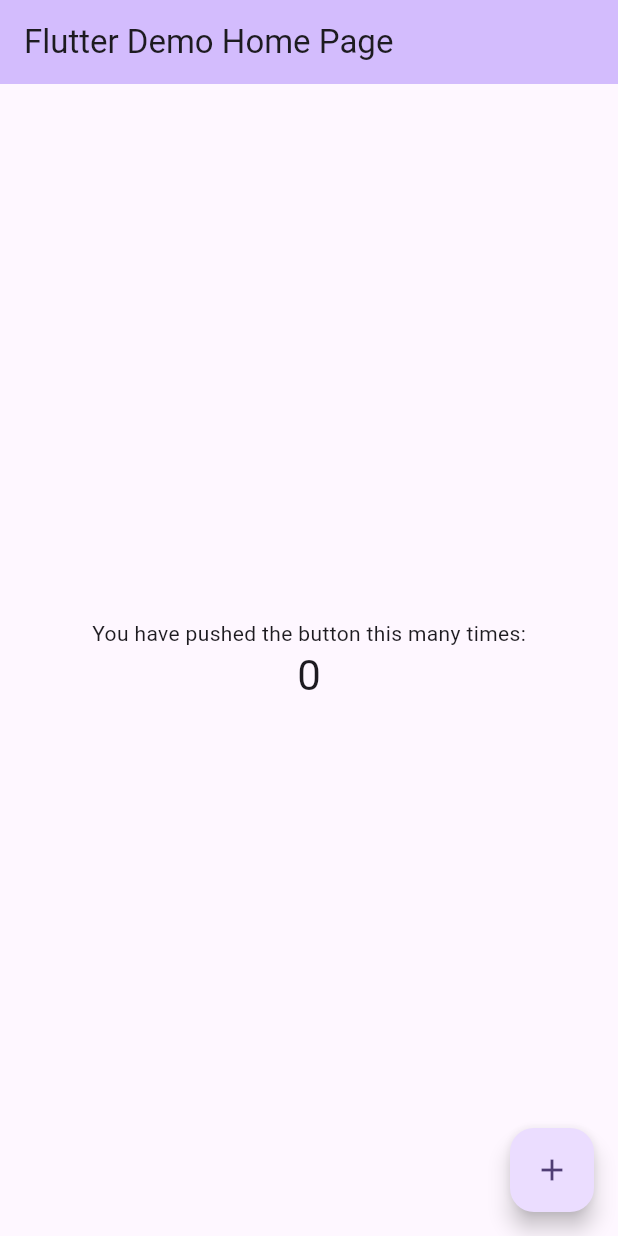
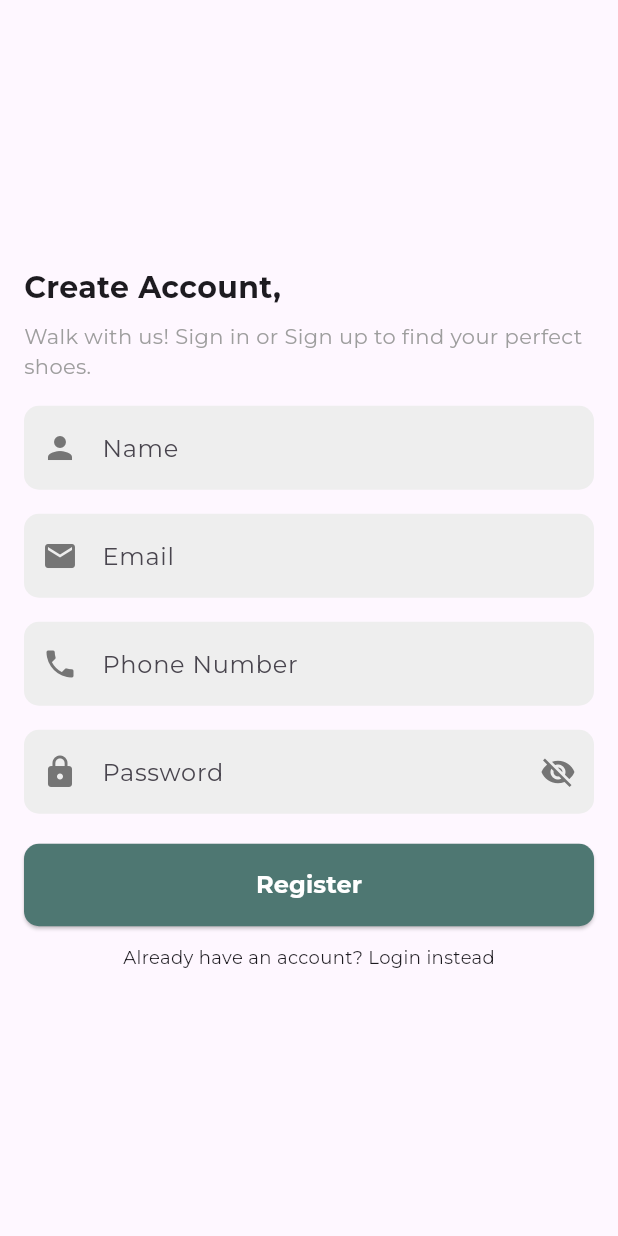
Before and after one commit to farellandr/walkway-mobile, a Flutter app: the screen it shows after launch, on a phone screen of 412 x 824 dp. Run offline on Flutter 3.47's test engine with Material 3 defaults, Android fonts, the phone set to English and light mode, and no system bars; our stand-ins replace google_fonts.

Commit message:
feat: register page

```diff
--- a/lib/main.dart
+++ b/lib/main.dart
@@ -1,4 +1,6 @@
 import 'package:flutter/material.dart';
+import 'package:google_fonts/google_fonts.dart';
+import 'package:walkway_mobile/pages/auth/register.dart';
 
 void main() {
   runApp(const MyApp());
@@ -7,120 +9,20 @@ void main() {
 class MyApp extends StatelessWidget {
   const MyApp({super.key});
 
-  // This widget is the root of your application.
   @override
   Widget build(BuildContext context) {
     return MaterialApp(
       debugShowCheckedModeBanner: false,
       title: 'Flutter Demo',
       theme: ThemeData(
-        // This is the theme of your application.
-        //
-        // TRY THIS: Try running your application with "flutter run". You'll see
-        // the application has a purple toolbar. Then, without quitting the app,
-        // try changing the seedColor in the colorScheme below to Colors.green
-        // and then invoke "hot reload" (save your changes or press the "hot
-        // reload" button in a Flutter-supported IDE, or press "r" if you used
-        // the command line to start the app).
-        //
-        // Notice that the counter didn't reset back to zero; the application
-        // state is not lost during the reload. To reset the state, use hot
-        // restart instead.
-        //
-        // This works for code too, not just values: Most code changes can be
-        // tested with just a hot reload.
         colorScheme: ColorScheme.fromSeed(seedColor: Colors.deepPurple),
         useMaterial3: true,
+        textTheme: GoogleFonts.montserratTextTheme(),
       ),
-      home: const MyHomePage(title: 'Flutter Demo Home Page'),
+      initialRoute: '/register',
+      routes: {
+        '/register': (context) => RegisterPage(),
+      },
     );
   }
 }
-
-class MyHomePage extends StatefulWidget {
-  const MyHomePage({super.key, required this.title});
-
-  // This widget is the home page of your application. It is stateful, meaning
-  // that it has a State object (defined below) that contains fields that affect
-  // how it looks.
-
-  // This class is the configuration for the state. It holds the values (in this
-  // case the title) provided by the parent (in this case the App widget) and
-  // used by the build method of the State. Fields in a Widget subclass are
-  // always marked "final".
-
-  final String title;
-
-  @override
-  State<MyHomePage> createState() => _MyHomePageState();
-}
-
-class _MyHomePageState extends State<MyHomePage> {
-  int _counter = 0;
-
-  void _incrementCounter() {
-    setState(() {
-      // This call to setState tells the Flutter framework that something has
-      // changed in this State, which causes it to rerun the build method below
-      // so that the display can reflect the updated values. If we changed
-      // _counter without calling setState(), then the build method would not be
-      // called again, and so nothing would appear to happen.
-      _counter++;
-    });
-  }
-
-  @override
-  Widget build(BuildContext context) {
-    // This method is rerun every time setState is called, for instance as done
-    // by the _incrementCounter method above.
-    //
-    // The Flutter framework has been optimized to make rerunning build methods
-    // fast, so that you can just rebuild anything that needs updating rather
-    // than having to individually change instances of widgets.
-    return Scaffold(
-      appBar: AppBar(
-        // TRY THIS: Try changing the color here to a specific color (to
-        // Colors.amber, perhaps?) and trigger a hot reload to see the AppBar
-        // change color while the other colors stay the same.
-        backgroundColor: Theme.of(context).colorScheme.inversePrimary,
-        // Here we take the value from the MyHomePage object that was created by
-        // the App.build method, and use it to set our appbar title.
-        title: Text(widget.title),
-      ),
-      body: Center(
-        // Center is a layout widget. It takes a single child and positions it
-        // in the middle of the parent.
-        child: Column(
-          // Column is also a layout widget. It takes a list of children and
-          // arranges them vertically. By default, it sizes itself to fit its
-          // children horizontally, and tries to be as tall as its parent.
-          //
-          // Column has various properties to control how it sizes itself and
-          // how it positions its children. Here we use mainAxisAlignment to
-          // center the children vertically; the main axis here is the vertical
-          // axis because Columns are vertical (the cross axis would be
-          // horizontal).
-          //
-          // TRY THIS: Invoke "debug painting" (choose the "Toggle Debug Paint"
-          // action in the IDE, or press "p" in the console), to see the
-          // wireframe for each widget.
-          mainAxisAlignment: MainAxisAlignment.center,
-          children: <Widget>[
-            const Text(
-              'You have pushed the button this many times:',
-            ),
-            Text(
-              '$_counter',
-              style: Theme.of(context).textTheme.headlineMedium,
-            ),
-          ],
-        ),
-      ),
-      floatingActionButton: FloatingActionButton(
-        onPressed: _incrementCounter,
-        tooltip: 'Increment',
-        child: const Icon(Icons.add),
-      ), // This trailing comma makes auto-formatting nicer for build methods.
-    );
-  }
-}
--- /dev/null
+++ b/lib/pages/auth/register.dart
@@ -0,0 +1,178 @@
+import 'package:flutter/material.dart';
+
+class RegisterPage extends StatefulWidget {
+  const RegisterPage({super.key});
+
+  @override
+  RegisterPageState createState() => RegisterPageState();
+}
+
+class RegisterPageState extends State<RegisterPage> {
+  final _formKey = GlobalKey<FormState>();
+  final _nameController = TextEditingController();
+  final _emailController = TextEditingController();
+  final _phoneController = TextEditingController();
+  final _passwordController = TextEditingController();
+  bool _obscureText = true;
+
+  @override
+
+  Widget build(BuildContext context) {
+    return Scaffold(
+      body: Center(
+        child: Form(
+          key: _formKey,
+          child: Container(
+            padding: EdgeInsets.symmetric(horizontal: 16),
+            child: Column(
+              mainAxisSize: MainAxisSize.min,
+              crossAxisAlignment: CrossAxisAlignment.stretch,
+              children: [
+                Text(
+                  'Create Account,',
+                  style: TextStyle(fontSize: 20, fontWeight: FontWeight.bold),
+                ),
+                const SizedBox(height: 8.0),
+                Text(
+                  'Walk with us! Sign in or Sign up to find your perfect shoes.',
+                  style: TextStyle(fontSize: 14, color: Colors.grey),
+                ),
+                const SizedBox(height: 16.0),
+                TextFormField(
+                  controller: _nameController,
+                  decoration: InputDecoration(
+                    labelText: 'Name',
+                    filled: true,
+                    fillColor: Colors.grey[200],
+                    prefixIcon: Icon(Icons.person, color: Colors.grey[600]),
+                    enabledBorder: OutlineInputBorder(
+                      borderSide: BorderSide.none,
+                      borderRadius: BorderRadius.circular(10),
+                    ),
+                    focusedBorder: OutlineInputBorder(
+                      borderSide: BorderSide.none,
+                      borderRadius: BorderRadius.circular(10),
+                    ),
+                  ),
+                  validator: (value) {
+                    if (value!.isEmpty) {
+                      return 'Please enter your name';
+                    }
+                    return null;
+                  },
+                ),
+                SizedBox(height: 16),
+                TextFormField(
+                  controller: _emailController,
+                  decoration: InputDecoration(
+                    labelText: 'Email',
+                    filled: true,
+                    fillColor: Colors.grey[200],
+                    prefixIcon: Icon(Icons.email, color: Colors.grey[600]),
+                    enabledBorder: OutlineInputBorder(
+                      borderSide: BorderSide.none,
+                      borderRadius: BorderRadius.circular(10),
+                    ),
+                    focusedBorder: OutlineInputBorder(
+                      borderSide: BorderSide.none,
+                      borderRadius: BorderRadius.circular(10),
+                    ),
+                  ),
+                  validator: (value) {
+                    if (value!.isEmpty || !value.contains('@')) {
+                      return 'Please enter a valid email';
+                    }
+                    return null;
+                  },
+                ),
+                SizedBox(height: 16),
+                TextFormField(
+                  controller: _phoneController,
+                  decoration: InputDecoration(
+                    labelText: 'Phone Number',
+                    filled: true,
+                    fillColor: Colors.grey[200],
+                    prefixIcon: Icon(Icons.phone, color: Colors.grey[600]),
+                    enabledBorder: OutlineInputBorder(
+                      borderSide: BorderSide.none,
+                      borderRadius: BorderRadius.circular(10),
+                    ),
+                    focusedBorder: OutlineInputBorder(
+                      borderSide: BorderSide.none,
+                      borderRadius: BorderRadius.circular(10),
+                    ),
+                  ),
+                  validator: (value) {
+                    if (value!.isEmpty || value.length < 10) {
+                      return 'Please enter a valid phone number';
+                    }
+                    return null;
+                  },
+                ),
+                SizedBox(height: 16),
+                TextFormField(
+                  controller: _passwordController,
+                  obscureText: _obscureText,
+                  decoration: InputDecoration(
+                    labelText: 'Password',
+                    filled: true,
+                    fillColor: Colors.grey[200],
+                    prefixIcon: Icon(Icons.lock, color: Colors.grey[600]),
+                    suffixIcon: GestureDetector(
+                      onTap: () {
+                        setState(() {
+                          _obscureText = !_obscureText;
+                        });
+                      },
+                      child: Icon(_obscureText ? Icons.visibility_off : Icons.visibility, color: Colors.grey[600]),
+                    ),
+                    enabledBorder: OutlineInputBorder(
+                      borderSide: BorderSide.none,
+                      borderRadius: BorderRadius.circular(10),
+                    ),
+                    focusedBorder: OutlineInputBorder(
+                      borderSide: BorderSide.none,
+                      borderRadius: BorderRadius.circular(10),
+                    ),
+                  ),
+                  validator: (value) {
+                    if (value!.isEmpty || value.length < 8) {
+                      return 'Please enter a valid password';
+                    }
+                    return null;
+                  },
+                ),
+                SizedBox(height: 20),
+                ElevatedButton(
+                  style: ButtonStyle(
+                    padding: WidgetStateProperty.all<EdgeInsetsGeometry>(EdgeInsets.symmetric(vertical: 16)),
+                    backgroundColor: WidgetStateProperty.all<Color>(Color(0xff4E7772)),
+                    shape: WidgetStateProperty.all<RoundedRectangleBorder>(
+                      RoundedRectangleBorder(
+                        borderRadius: BorderRadius.circular(10),
+                      ),
+                    ),
+                  ),
+                  onPressed: () {
+                    if (_formKey.currentState!.validate()) {
+                      // TODO: Register logic
+                      print('Register button pressed');
+                    }
+                  },
+                  child: Text('Register', style: TextStyle(fontSize: 16, fontWeight: FontWeight.w700, color: Colors.white)),
+                ),
+                SizedBox(height: 12),
+                Center(
+                  child: Text(
+                    'Already have an account? Login instead',
+                    style: TextStyle(fontSize: 12),
+                  ),
+                )
+              ],
+            ),
+          ),
+        ),
+      ),
+    );
+  }
+}
--- a/pubspec.yaml
+++ b/pubspec.yaml
@@ -34,6 +34,7 @@ dependencies:
   # The following adds the Cupertino Icons font to your application.
   # Use with the CupertinoIcons class for iOS style icons.
   cupertino_icons: ^1.0.8
+  google_fonts: ^6.2.1
 
 dev_dependencies:
   flutter_test:
```
Also changed, not shown: pubspec.lock, 1 other file.
